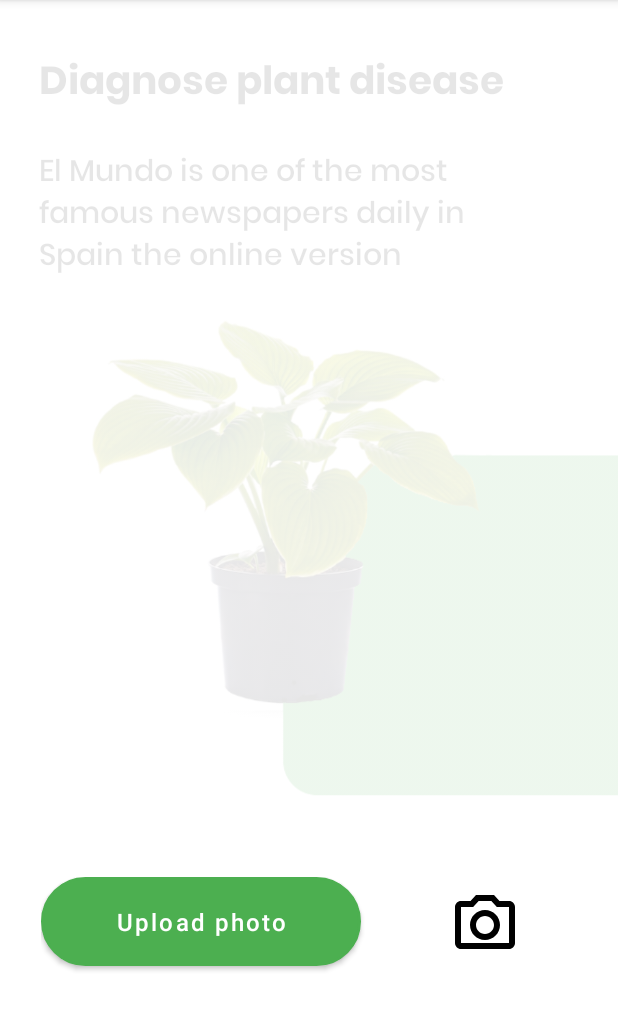
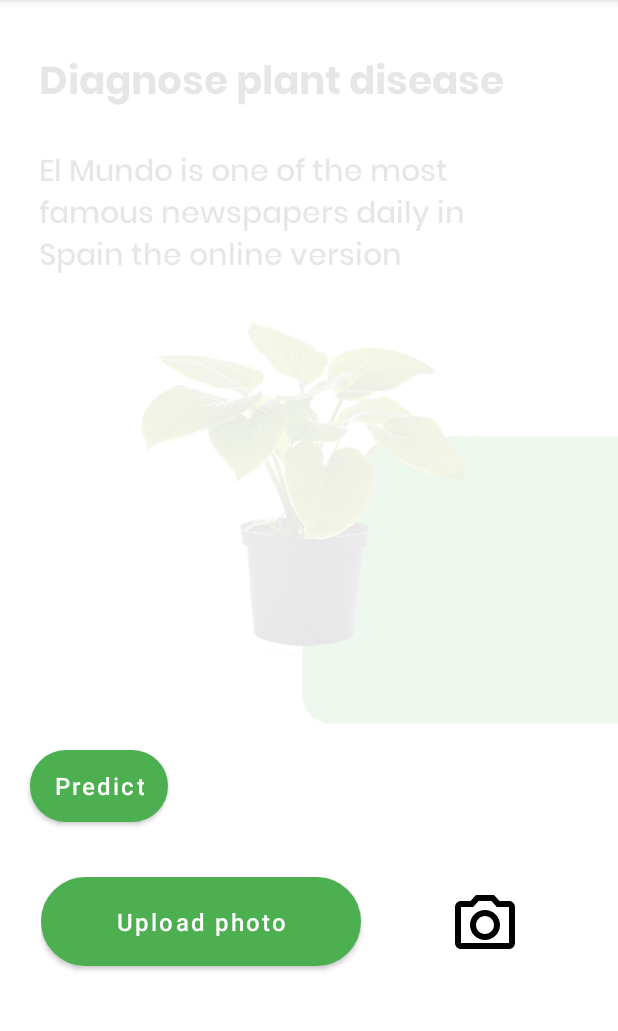
Before and after one commit to MohamedRadi20/Planto, an Android app: the Diagnose_Plant_Activity screen opened directly, with no data from a screen before it, on a phone screen of 412 x 824 dp, the part 84-1115 px from its top. Run offline under Robolectric (Android 15) with nearby library versions, the phone set to English and light mode, and no system bars; libraries missing offline, so code that uses them is left out: org.tensorflow.lite.

Commit message:
ml commit

```diff
--- a/app/build.gradle
+++ b/app/build.gradle
@@ -26,6 +26,9 @@ android {
         sourceCompatibility JavaVersion.VERSION_1_8
         targetCompatibility JavaVersion.VERSION_1_8
     }
+    buildFeatures {
+        mlModelBinding true
+    }
 }
 
 dependencies {
@@ -36,6 +39,8 @@ dependencies {
     implementation 'com.android.volley:volley:1.2.1'
     implementation 'androidx.navigation:navigation-fragment:2.5.3'
     implementation 'androidx.navigation:navigation-ui:2.5.3'
+    implementation 'org.tensorflow:tensorflow-lite-support:0.1.0'
+    implementation 'org.tensorflow:tensorflow-lite-metadata:0.1.0'
     testImplementation 'junit:junit:4.13.2'
     androidTestImplementation 'androidx.test.ext:junit:1.1.4'
     androidTestImplementation 'androidx.test.espresso:espresso-core:3.5.0'
--- a/app/src/main/res/layout/activity_diagnose_plant.xml
+++ b/app/src/main/res/layout/activity_diagnose_plant.xml
@@ -43,12 +43,23 @@
         <ImageView
             android:id="@+id/cameraReasult"
             android:layout_width="427dp"
-            android:layout_height="323dp"
+            android:layout_height="273dp"
             android:layout_gravity="center"
             android:layout_marginStart="79dp"
             android:layout_marginEnd="21dp"
             android:layout_marginBottom="16dp"
             android:src="@drawable/diagnoseplant" />
+
+        <Button
+            android:id="@+id/predict"
+            android:layout_width="wrap_content"
+            android:layout_height="wrap_content"
+            android:background="@drawable/bg_round"
+            android:text="Predict"
+            android:onClick="predict"
+            android:layout_marginStart="20dp"
+            android:textAllCaps="false"
+            android:textSize="16sp" />
 
         <LinearLayout
             android:layout_width="333dp"
```
Also changed, not shown: app/src/main/java/com/example/planto/Diagnose_Plant_Activity.java (+99 -8 lines), app/src/main/res/drawable/logo.png.
